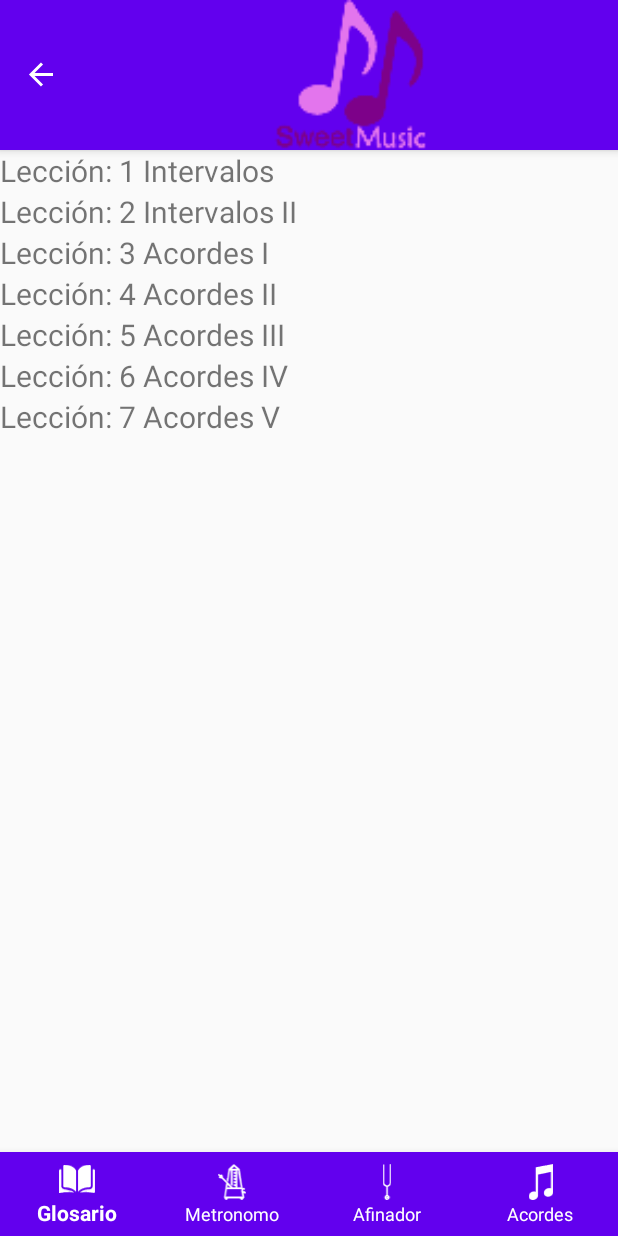
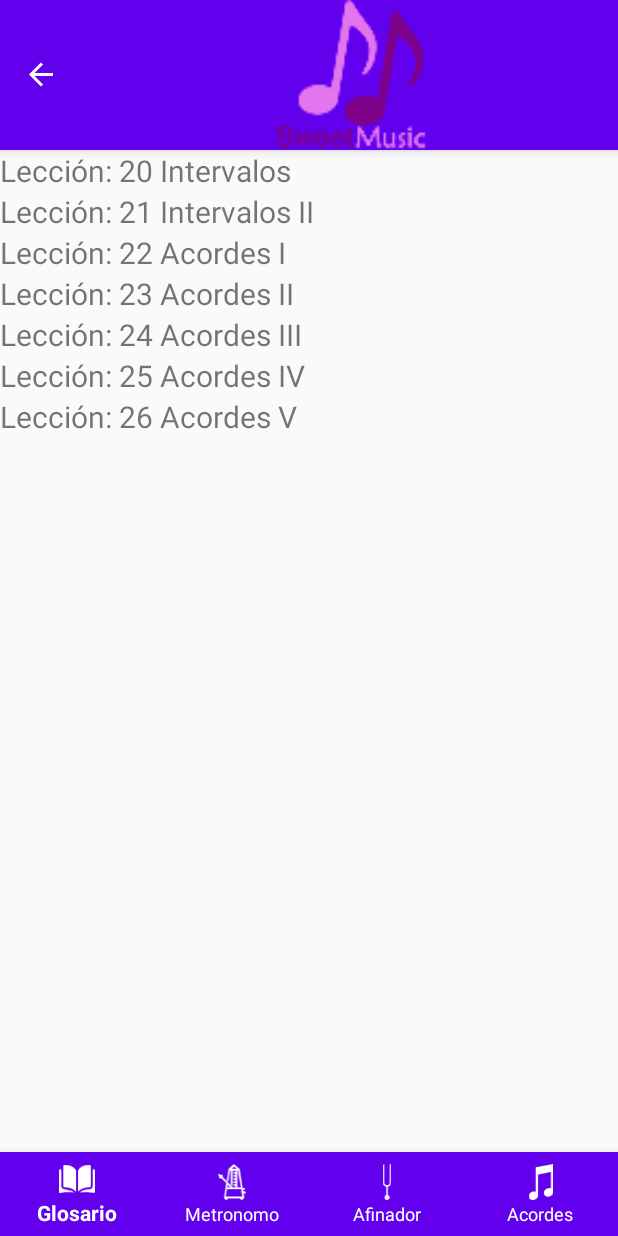
Before and after one commit to Mike-Fernandez/SweetMusic, an Android app: the screen it shows after launch (MainActivity), after a tap on "UNIDAD 4", on a phone screen of 412 x 824 dp. Run offline under Robolectric (Android 15) with nearby library versions, the phone set to English and light mode, and no system bars; our stand-ins replace data binding, navigation-ui.

Commit message:
Fixed lesson names y comenzando a poblar lecciones

```diff
--- a/app/src/main/java/com/programoviles/sweetmusic/BloqueLeccion.kt
+++ b/app/src/main/java/com/programoviles/sweetmusic/BloqueLeccion.kt
@@ -39,7 +39,7 @@ class BloqueLeccion : Fragment() {
 
         when(arguments?.getString("lesson")){
             "Lección: 1 El sonido" -> {
-                dataSet = arrayListOf<Any>("Lección 1: El sonido", "Lorem Ipsum", R.drawable.aug)
+                dataSet = arrayListOf<Any>("Lección 1: El sonido", resources.getString(R.string.L1T1), resources.getString(R.string.L1T2), R.drawable.aug)
 //                dataSet = Leccion("Lección 1: El sonido", arrayOf(0) , arrayOf("Hola"), arrayOf(0,1),
 //                    null, 0)
             }
--- a/app/src/main/res/values/strings.xml
+++ b/app/src/main/res/values/strings.xml
@@ -112,46 +112,58 @@
     </string-array>
 
     <string-array name="unidad2">
-        <item>Lección: 1 Teoría rítmica I</item>
-        <item>Lección: 2 Teoría rítmica II</item>
-        <item>Lección: 3 Sincopa vs contratiempo</item>
-        <item>Lección: 4 Signos de repetición y dinámicas</item>
+        <item>Lección: 10 Teoría rítmica I</item>
+        <item>Lección: 11 Teoría rítmica II</item>
+        <item>Lección: 12 Sincopa vs contratiempo</item>
+        <item>Lección: 13 Signos de repetición y dinámicas</item>
     </string-array>
 
     <string-array name="unidad3">
-        <item>Lección: 1 Introducción a las escalas</item>
-        <item>Lección: 2 Escala Mayor Natural</item>
-        <item>Lección: 3 Escala Menor Natural</item>
-        <item>Lección: 4 Tonalidades</item>
-        <item>Lección: 5 Escala Pentatónica y armónica</item>
-        <item>Lección: 6 Escala menor bachiana, menor melódica y cromática</item>
+        <item>Lección: 14 Introducción a las escalas</item>
+        <item>Lección: 15 Escala Mayor Natural</item>
+        <item>Lección: 16 Escala Menor Natural</item>
+        <item>Lección: 17 Tonalidades</item>
+        <item>Lección: 18 Escala Pentatónica y armónica</item>
+        <item>Lección: 19 Escala menor bachiana, menor melódica y cromática</item>
     </string-array>
 
     <string-array name="unidad4">
-        <item>Lección: 1 Intervalos</item>
-        <item>Lección: 2 Intervalos II</item>
-        <item>Lección: 3 Acordes I</item>
-        <item>Lección: 4 Acordes II</item>
-        <item>Lección: 5 Acordes III</item>
-        <item>Lección: 6 Acordes IV</item>
-        <item>Lección: 7 Acordes V</item>
+        <item>Lección: 20 Intervalos</item>
+        <item>Lección: 21 Intervalos II</item>
+        <item>Lección: 22 Acordes I</item>
+        <item>Lección: 23 Acordes II</item>
+        <item>Lección: 24 Acordes III</item>
+        <item>Lección: 25 Acordes IV</item>
+        <item>Lección: 26 Acordes V</item>
     </string-array>
 
     <string-array name="unidad5">
-        <item>Lección: 1 Introducción a las escalas modales</item>
-        <item>Lección: 2 Modos mayores</item>
-        <item>Lección: 3 Modos menores </item>
-        <item>Lección: 4 Otras escalas I</item>
-        <item>Lección: 5 Otras escalas II</item>
+        <item>Lección: 27 Introducción a las escalas modales</item>
+        <item>Lección: 28 Modos mayores</item>
+        <item>Lección: 29 Modos menores </item>
+        <item>Lección: 30 Otras escalas I</item>
+        <item>Lección: 31 Otras escalas II</item>
     </string-array>
 
     <string-array name="unidad6">
-        <item>Lección: 1 Rango vocales</item>
-        <item>Lección: 2 Improvisación</item>
-        <item>Lección: 3 Progresiones de acordes</item>
-        <item>Lección: 4 Re-armonización</item>
-        <item>Lección: 5 Como componer</item>
+        <item>Lección: 32 Rango vocales</item>
+        <item>Lección: 33 Improvisación</item>
+        <item>Lección: 34 Progresiones de acordes</item>
+        <item>Lección: 35 Re-armonización</item>
+        <item>Lección: 36 Como componer</item>
     </string-array>
 
+    <string name="L1T1">Sonido vs ruido</string>
+
+    <string name="L1T2">
+        Sonido es todo lo que nos llega al oído, y se produce mediante algo que vibre (puede ser un
+        instrumento musical o no) y un medio que se transmita que puede ser el aire, agua incluso algún
+        medio sólido, y algo que lo reciba, en el caso de todos, nuestros oídos.
+        No cualquier cuerpo que vibre, y genere ondas en el aire son necesariamente instrumentos musical,
+        podemos separar en 2 grupos: El sonido musical y ruido.
+        Según la definición de ruido por la RAE es: “Sonido que molesta o incomoda a los seres humanos”.
+        A base de esto concluimos que el ruido es cualquier sonido que nos molesta, un ejemplo el motor de
+        algún vehículo. Y el sonido musical es el que emiten los instrumentos musicales.
+    </string>
 
 </resources>
```
